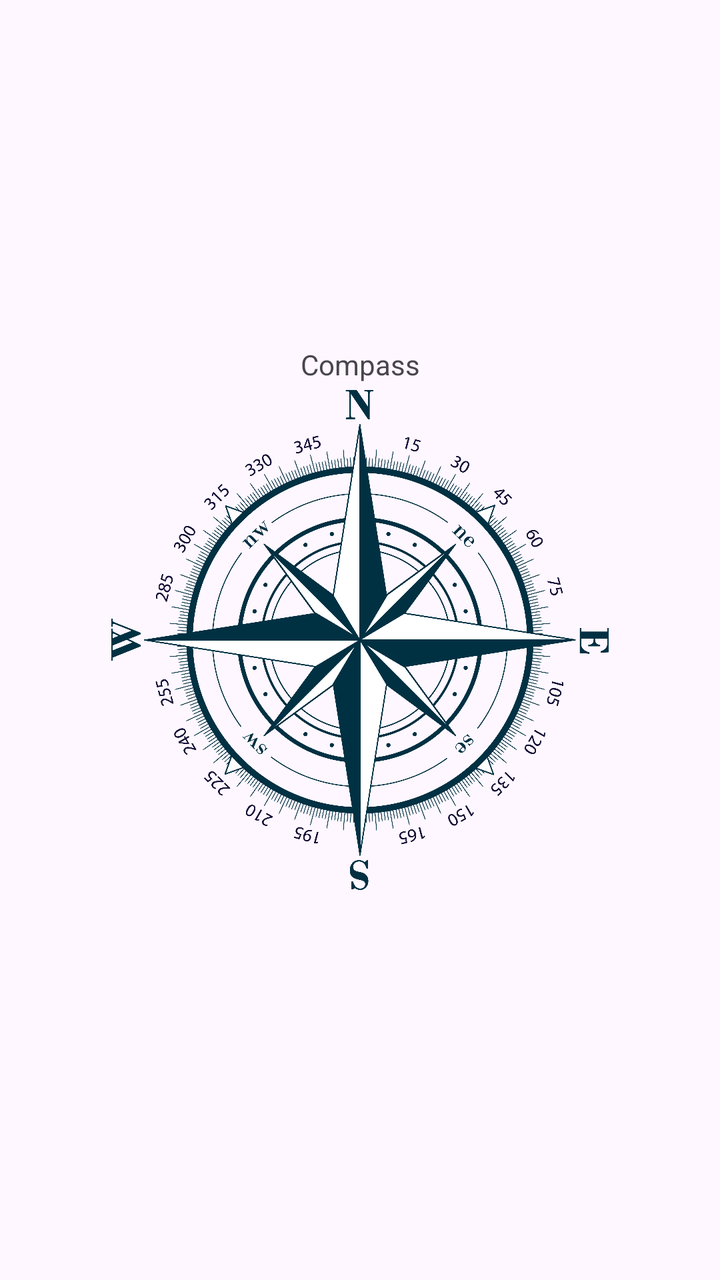
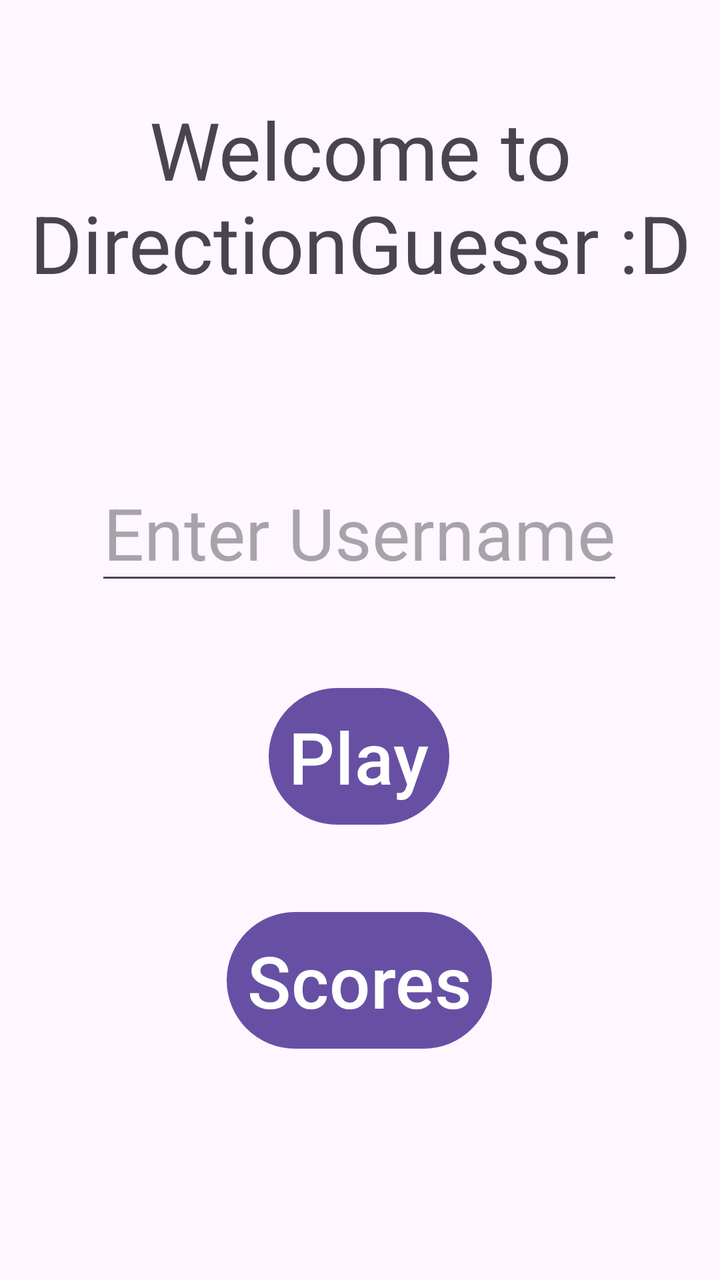

The first picture is an Android layout as it rendered before a commit; the second is the same layout after the commit. The layout source and the unified diff follow.
<!-- AndroidManifest.xml: application theme Theme.DirectionGuesser -->
<!-- res/layout/activity_main.xml -->
<?xml version="1.0" encoding="utf-8"?>
<androidx.constraintlayout.widget.ConstraintLayout xmlns:android="http://schemas.android.com/apk/res/android"
    xmlns:app="http://schemas.android.com/apk/res-auto"
    xmlns:tools="http://schemas.android.com/tools"
    android:id="@+id/main"
    android:layout_width="match_parent"
    android:layout_height="match_parent"
    tools:context=".MainActivity">

    <TextView
        android:id="@+id/textView"
        android:layout_width="wrap_content"
        android:layout_height="wrap_content"
        android:text="Compass"
        app:layout_constraintBottom_toBottomOf="parent"
        app:layout_constraintEnd_toEndOf="parent"
        app:layout_constraintStart_toStartOf="parent"
        app:layout_constraintTop_toTopOf="parent"
        app:layout_constraintVertical_bias="0.278" />

    <ImageView
        android:id="@+id/compass"
        android:layout_width="250sp"
        android:layout_height="250sp"
        android:src="@drawable/compass"
        app:layout_constraintBottom_toBottomOf="parent"
        app:layout_constraintEnd_toEndOf="parent"
        app:layout_constraintHorizontal_bias="0.5"
        app:layout_constraintStart_toStartOf="parent"
        app:layout_constraintTop_toTopOf="parent"
        app:layout_constraintVertical_bias="0.5" />

</androidx.constraintlayout.widget.ConstraintLayout>
<!-- resources referenced by this layout -->
<resources>
  <!-- drawable compass: png bitmap (drawable, 565464 bytes) -->
  <style name="Theme.DirectionGuesser" parent="Base.Theme.DirectionGuesser" />
  <style name="Base.Theme.DirectionGuesser" parent="Theme.Material3.DayNight.NoActionBar">
          
          
      </style>
</resources>

<!-- the commit's change to res/layout/activity_main.xml (unified diff, before → after) -->
@@ -8,26 +8,62 @@
     tools:context=".MainActivity">
 
     <TextView
-        android:id="@+id/textView"
+        android:layout_width="344dp"
+        android:layout_height="147dp"
+        android:layout_marginTop="48dp"
+        android:text="Welcome to DirectionGuessr :D"
+        android:textSize="40sp"
+        android:textAlignment="center"
+        app:layout_constraintEnd_toEndOf="parent"
+        app:layout_constraintHorizontal_bias="0.492"
+        app:layout_constraintStart_toStartOf="parent"
+        app:layout_constraintTop_toTopOf="parent" />
+
+    <EditText
+        android:id="@+id/username"
         android:layout_width="wrap_content"
         android:layout_height="wrap_content"
-        android:text="Compass"
-        app:layout_constraintBottom_toBottomOf="parent"
+        android:layout_centerHorizontal="true"
+        android:layout_marginTop="232dp"
+        android:gravity="center"
+        android:hint="Enter Username"
+        android:inputType="numberDecimal"
+
+        android:textSize="36sp"
         app:layout_constraintEnd_toEndOf="parent"
+        app:layout_constraintHorizontal_bias="0.496"
         app:layout_constraintStart_toStartOf="parent"
-        app:layout_constraintTop_toTopOf="parent"
-        app:layout_constraintVertical_bias="0.278" />
+        app:layout_constraintTop_toTopOf="parent" />
 
-    <ImageView
-        android:id="@+id/compass"
-        android:layout_width="250sp"
-        android:layout_height="250sp"
-        android:src="@drawable/compass"
-        app:layout_constraintBottom_toBottomOf="parent"
+    <Button
+        android:id="@+id/play"
+        android:layout_width="wrap_content"
+        android:layout_height="wrap_content"
+        android:layout_below="@id/username"
+        android:layout_centerHorizontal="true"
+        android:layout_marginTop="340dp"
+        android:padding="10dp"
+        android:text="Play"
+        android:textSize="36sp"
         app:layout_constraintEnd_toEndOf="parent"
-        app:layout_constraintHorizontal_bias="0.5"
+        app:layout_constraintHorizontal_bias="0.498"
         app:layout_constraintStart_toStartOf="parent"
-        app:layout_constraintTop_toTopOf="parent"
-        app:layout_constraintVertical_bias="0.5" />
+        app:layout_constraintTop_toTopOf="parent" />
+
+    <Button
+        android:id="@+id/scores"
+        android:layout_width="wrap_content"
+        android:layout_height="wrap_content"
+        android:layout_below="@id/play"
+        android:layout_centerHorizontal="true"
+        android:layout_marginTop="452dp"
+        android:padding="10dp"
+        android:text="Scores"
+        android:textSize="36sp"
+        app:layout_constraintEnd_toEndOf="parent"
+        app:layout_constraintHorizontal_bias="0.498"
+        app:layout_constraintStart_toStartOf="parent"
+        app:layout_constraintTop_toTopOf="parent" />
+
 
 </androidx.constraintlayout.widget.ConstraintLayout>
<!-- resource entries referenced after the edit -->
@@ -1,6 +1,5 @@
 <!-- resources referenced by this layout -->
 <resources>
-  <!-- drawable compass: png bitmap (drawable, 565464 bytes) -->
   <style name="Theme.DirectionGuesser" parent="Base.Theme.DirectionGuesser" />
   <style name="Base.Theme.DirectionGuesser" parent="Theme.Material3.DayNight.NoActionBar">
           
